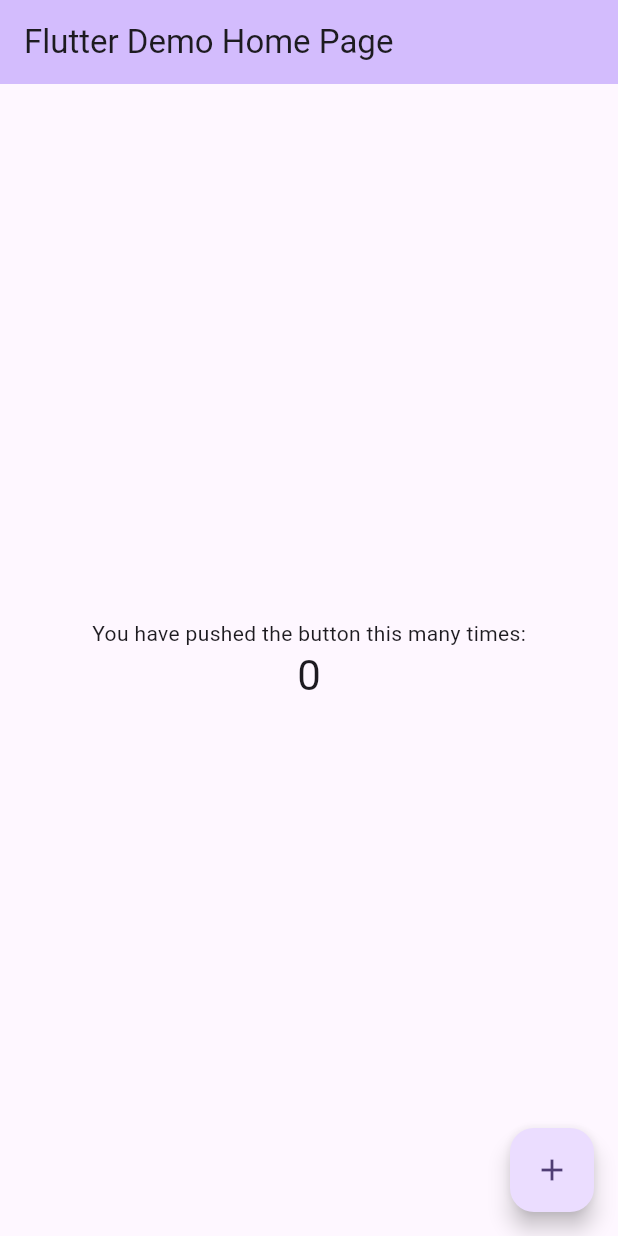
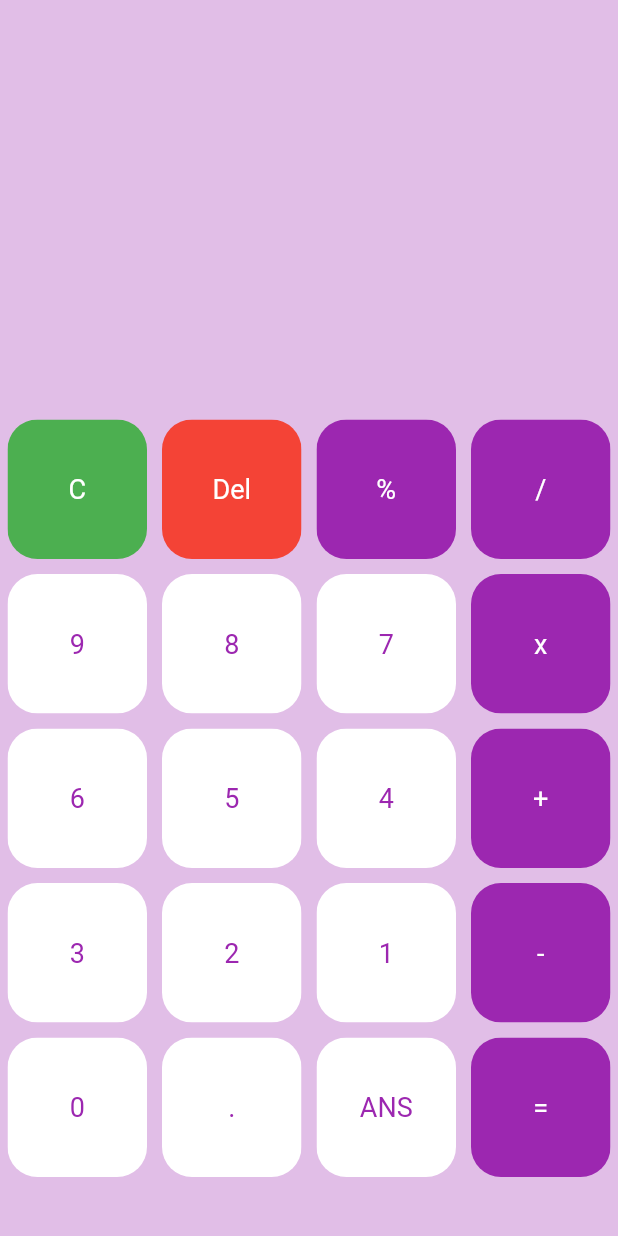
Before and after one commit to P-Asare/chicky-calculator, a Flutter app: the screen it shows after launch, on a phone screen of 412 x 824 dp. Run offline on Flutter 3.47's test engine with Material 2 defaults, Android fonts, the phone set to English and light mode, and no system bars.

Commit message:
complete user interface

```diff
--- /dev/null
+++ b/lib/Pages/homepage.dart
@@ -0,0 +1,164 @@
+import "package:flutter/material.dart";
+
+import '../mod/mybutton.dart';
+
+class HomePage extends StatefulWidget {
+  const HomePage({super.key});
+
+  @override
+  State<HomePage> createState() => _HomePageState();
+}
+
+class _HomePageState extends State<HomePage> {
+  var questionText = '';
+  var answerText = '';
+
+  final List<String> buttonVals = [
+    "C",
+    "Del",
+    "%",
+    "/",
+    "9",
+    "8",
+    "7",
+    "x",
+    "6",
+    "5",
+    "4",
+    "+",
+    "3",
+    "2",
+    "1",
+    "-",
+    "0",
+    ".",
+    "ANS",
+    "=",
+  ];
+
+  Color determineButtonColor(String val) {
+    if (val == '%' ||
+        val == '/' ||
+        val == 'x' ||
+        val == '+' ||
+        val == '-' ||
+        val == '=') {
+      return Colors.purple;
+    } else if (val == 'C') {
+      return Colors.green;
+    } else if (val == 'Del') {
+      return Colors.red;
+    } else {
+      return Colors.white;
+    }
+  }
+
+  Color determineTextColor(String val) {
+    if (val == '%' ||
+        val == '/' ||
+        val == 'x' ||
+        val == '+' ||
+        val == '-' ||
+        val == '=' ||
+        val == 'C' ||
+        val == 'Del') {
+      return Colors.white;
+    }
+    return Colors.purple;
+  }
+
+  void clickAction(dynamic quest, String val) {
+    String ans;
+
+    if (val == 'C') {
+      ans = '';
+    } else if (val == 'Del') {
+      ans = quest.substring(0, quest.length - 1);
+    } else {
+      ans = quest + val;
+    }
+
+    setState(() {
+      quest = ans;
+    });
+  }
+
+  @override
+  Widget build(BuildContext context) {
+    return Scaffold(
+      backgroundColor: Colors.purple[100],
+      body: Column(children: <Widget>[
+        Expanded(
+          child: Container(
+            child: Column(
+              mainAxisAlignment: MainAxisAlignment.spaceEvenly,
+              children: [
+                Row(
+                  mainAxisAlignment: MainAxisAlignment.start,
+                  children: [
+                    const SizedBox(
+                      width: 20,
+                    ),
+                    Text(
+                      questionText,
+                      style: const TextStyle(
+                        fontSize: 20,
+                      ),
+                    ),
+                  ],
+                ),
+                Row(
+                  mainAxisAlignment: MainAxisAlignment.end,
+                  children: [
+                    Text(
+                      answerText,
+                      style: const TextStyle(
+                        fontSize: 20,
+                      ),
+                    ),
+                    const SizedBox(
+                      width: 20,
+                    ),
+                  ],
+                ),
+              ],
+            ),
+          ),
+        ),
+        Expanded(
+          flex: 2,
+          child: Container(
+              child: GridView.builder(
+            itemCount: buttonVals.length,
+            gridDelegate: const SliverGridDelegateWithFixedCrossAxisCount(
+                crossAxisCount: 4),
+            itemBuilder: (context, index) => MyButton(
+                buttonCol: determineButtonColor(buttonVals[index]),
+                textCol: determineTextColor(buttonVals[index]),
+                val: buttonVals[index],
+                clickAction: () {
+                  // Append button value to question
+
+                  String val = buttonVals[index];
+
+                  if (val == 'C') {
+                    setState(() {
+                      questionText = '';
+                    });
+                  } else if (val == 'Del') {
+                    setState(() {
+                      questionText =
+                          questionText.substring(0, questionText.length - 1);
+                    });
+                  } else {
+                    setState(() {
+                      questionText += val;
+                    });
+                  }
+                }),
+          )),
+        ),
+      ]),
+    );
+  }
+}
--- a/lib/main.dart
+++ b/lib/main.dart
@@ -1,4 +1,6 @@
 import 'package:flutter/material.dart';
+
+import 'Pages/homepage.dart';
 
 void main() {
   runApp(const MyApp());
@@ -7,119 +9,11 @@ void main() {
 class MyApp extends StatelessWidget {
   const MyApp({super.key});
 
-  // This widget is the root of your application.
   @override
   Widget build(BuildContext context) {
     return MaterialApp(
-      title: 'Flutter Demo',
-      theme: ThemeData(
-        // This is the theme of your application.
-        //
-        // TRY THIS: Try running your application with "flutter run". You'll see
-        // the application has a blue toolbar. Then, without quitting the app,
-        // try changing the seedColor in the colorScheme below to Colors.green
-        // and then invoke "hot reload" (save your changes or press the "hot
-        // reload" button in a Flutter-supported IDE, or press "r" if you used
-        // the command line to start the app).
-        //
-        // Notice that the counter didn't reset back to zero; the application
-        // state is not lost during the reload. To reset the state, use hot
-        // restart instead.
-        //
-        // This works for code too, not just values: Most code changes can be
-        // tested with just a hot reload.
-        colorScheme: ColorScheme.fromSeed(seedColor: Colors.deepPurple),
-        useMaterial3: true,
-      ),
-      home: const MyHomePage(title: 'Flutter Demo Home Page'),
+      debugShowCheckedModeBanner: false,
+      home: HomePage(),
     );
   }
 }
-
-class MyHomePage extends StatefulWidget {
-  const MyHomePage({super.key, required this.title});
-
-  // This widget is the home page of your application. It is stateful, meaning
-  // that it has a State object (defined below) that contains fields that affect
-  // how it looks.
-
-  // This class is the configuration for the state. It holds the values (in this
-  // case the title) provided by the parent (in this case the App widget) and
-  // used by the build method of the State. Fields in a Widget subclass are
-  // always marked "final".
-
-  final String title;
-
-  @override
-  State<MyHomePage> createState() => _MyHomePageState();
-}
-
-class _MyHomePageState extends State<MyHomePage> {
-  int _counter = 0;
-
-  void _incrementCounter() {
-    setState(() {
-      // This call to setState tells the Flutter framework that something has
-      // changed in this State, which causes it to rerun the build method below
-      // so that the display can reflect the updated values. If we changed
-      // _counter without calling setState(), then the build method would not be
-      // called again, and so nothing would appear to happen.
-      _counter++;
-    });
-  }
-
-  @override
-  Widget build(BuildContext context) {
-    // This method is rerun every time setState is called, for instance as done
-    // by the _incrementCounter method above.
-    //
-    // The Flutter framework has been optimized to make rerunning build methods
-    // fast, so that you can just rebuild anything that needs updating rather
-    // than having to individually change instances of widgets.
-    return Scaffold(
-      appBar: AppBar(
-        // TRY THIS: Try changing the color here to a specific color (to
-        // Colors.amber, perhaps?) and trigger a hot reload to see the AppBar
-        // change color while the other colors stay the same.
-        backgroundColor: Theme.of(context).colorScheme.inversePrimary,
-        // Here we take the value from the MyHomePage object that was created by
-        // the App.build method, and use it to set our appbar title.
-        title: Text(widget.title),
-      ),
-      body: Center(
-        // Center is a layout widget. It takes a single child and positions it
-        // in the middle of the parent.
-        child: Column(
-          // Column is also a layout widget. It takes a list of children and
-          // arranges them vertically. By default, it sizes itself to fit its
-          // children horizontally, and tries to be as tall as its parent.
-          //
-          // Column has various properties to control how it sizes itself and
-          // how it positions its children. Here we use mainAxisAlignment to
-          // center the children vertically; the main axis here is the vertical
-          // axis because Columns are vertical (the cross axis would be
-          // horizontal).
-          //
-          // TRY THIS: Invoke "debug painting" (choose the "Toggle Debug Paint"
-          // action in the IDE, or press "p" in the console), to see the
-          // wireframe for each widget.
-          mainAxisAlignment: MainAxisAlignment.center,
-          children: <Widget>[
-            const Text(
-              'You have pushed the button this many times:',
-            ),
-            Text(
-              '$_counter',
-              style: Theme.of(context).textTheme.headlineMedium,
-            ),
-          ],
-        ),
-      ),
-      floatingActionButton: FloatingActionButton(
-        onPressed: _incrementCounter,
-        tooltip: 'Increment',
-        child: const Icon(Icons.add),
-      ), // This trailing comma makes auto-formatting nicer for build methods.
-    );
-  }
-}
--- /dev/null
+++ b/lib/mod/mybutton.dart
@@ -0,0 +1,41 @@
+import 'package:flutter/material.dart';
+
+class MyButton extends StatelessWidget {
+  final String val;
+  final Color buttonCol;
+  final Color textCol;
+  final dynamic clickAction;
+
+  MyButton({
+    super.key,
+    required this.buttonCol,
+    required this.textCol,
+    required this.val,
+    this.clickAction,
+  });
+
+  @override
+  Widget build(BuildContext context) {
+    return GestureDetector(
+      onTap: clickAction,
+      child: Padding(
+        padding: const EdgeInsets.all(5),
+        child: ClipRRect(
+          borderRadius: BorderRadius.circular(20),
+          child: Container(
+            color: buttonCol,
+            child: Center(
+              child: Text(
+                val,
+                style: TextStyle(
+                  color: textCol,
+                  fontSize: 18,
+                ),
+              ),
+            ),
+          ),
+        ),
+      ),
+    );
+  }
+}
```
Also changed, not shown: 1 other file.
